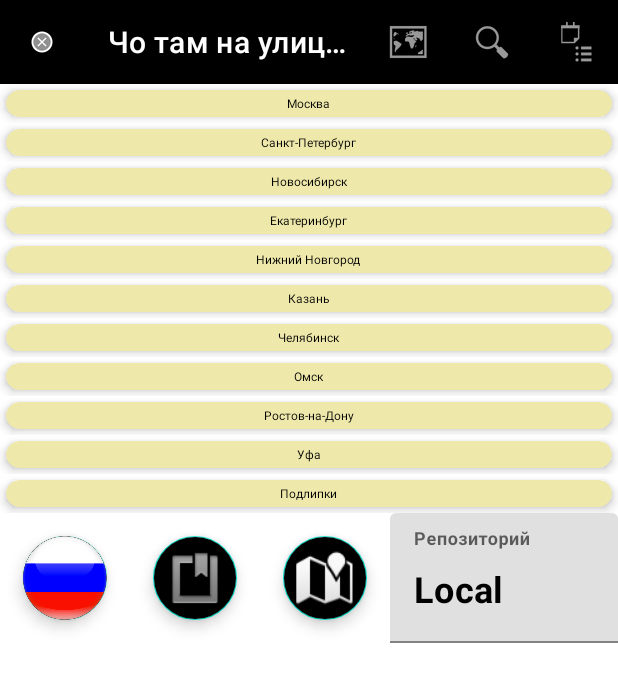
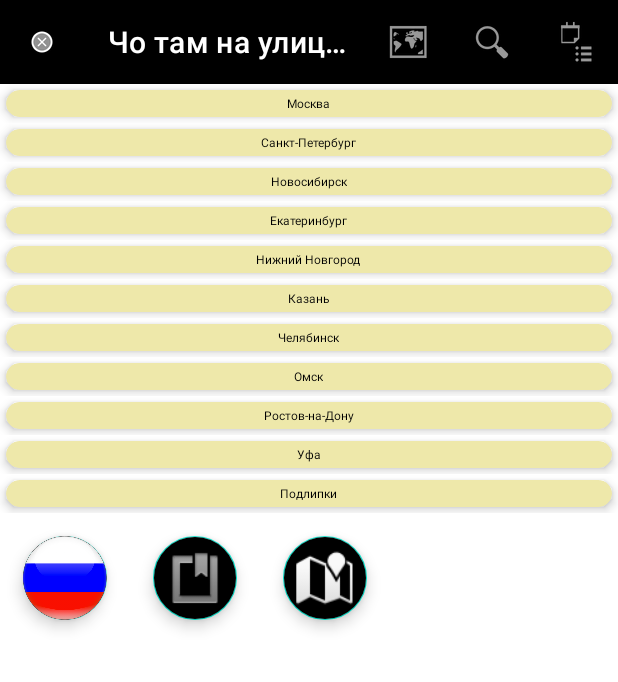
Before and after one commit to rodionusmanov/geekBrainsLearning_Android_Kotlin_01, an Android app: the screen it shows after launch (MainActivity), on a phone screen of 412 x 824 dp. Shown: the top 682 px of the screen. Run offline under Robolectric (Android 15) with nearby library versions, the phone set to English and light mode, and no system bars; our stand-ins replace Room's generated code.

Commit message:
11 ДЗ. Вспомогательная ветка для переноса корня репозитория.

```diff
--- a/ChoTamNaUlitce/app/src/main/java/com/example/chotamnaulitce/model/DataTransferObject/Fact.kt
+++ b/ChoTamNaUlitce/app/src/main/java/com/example/chotamnaulitce/model/DataTransferObject/Fact.kt
@@ -1,4 +1,5 @@
 package com.example.chotamnaulitce.model.DataTransferObject
+
 
 import android.os.Parcelable
 import com.google.gson.annotations.SerializedName
--- a/ChoTamNaUlitce/app/src/main/java/com/example/chotamnaulitce/model/DataTransferObject/Info.kt
+++ b/ChoTamNaUlitce/app/src/main/java/com/example/chotamnaulitce/model/DataTransferObject/Info.kt
@@ -1,4 +1,5 @@
 package com.example.chotamnaulitce.model.DataTransferObject
+
 
 import android.os.Parcelable
 import com.google.gson.annotations.SerializedName
--- a/ChoTamNaUlitce/app/src/main/java/com/example/chotamnaulitce/model/IRepository.kt
+++ b/ChoTamNaUlitce/app/src/main/java/com/example/chotamnaulitce/model/IRepository.kt
@@ -1,6 +1,7 @@
 package com.example.chotamnaulitce.model
 
 import com.example.chotamnaulitce.domain.Weather
+import com.example.chotamnaulitce.model.DataTransferObject.WeatherDataTransferObject
 import java.io.IOException
 
 interface IRepositoryLocationToWeather {
@@ -18,7 +19,7 @@ interface IUniversalCallback {
 
 interface IRepositorySingle {
     fun getWeatherList(location: Location): List<Weather>
-    fun getWeather(latitude: Double, longitude: Double): Weather
+    fun getWeather(latitude: Double, longtitude: Double): Weather
 }
 
 interface IRepositoryCitiesList {
--- a/ChoTamNaUlitce/app/src/main/java/com/example/chotamnaulitce/model/RepositoryLocationToWeatherLocalImpl.kt
+++ b/ChoTamNaUlitce/app/src/main/java/com/example/chotamnaulitce/model/RepositoryLocationToWeatherLocalImpl.kt
@@ -15,4 +15,5 @@ class RepositoryLocationToWeatherLocalImpl : IRepositoryLocationToWeather {
             list.filter { it.city.latitude == weather.city.latitude && it.city.longitude == weather.city.longitude }
         callback.onResponse(response.first())
     }
+
 }
--- a/ChoTamNaUlitce/app/src/main/java/com/example/chotamnaulitce/model/RepositoryLocationToWeatherRoomImpl.kt
+++ b/ChoTamNaUlitce/app/src/main/java/com/example/chotamnaulitce/model/RepositoryLocationToWeatherRoomImpl.kt
@@ -16,7 +16,7 @@ class RepositoryLocationToWeatherRoomImpl : IRepositoryLocationToWeather, IRepos
             callback.onResponse(
                 ChoTamNaUlitceApp.getWeatherDatabase().weatherDAO()
                     .getWeatherByLocation(weather.city.latitude, weather.city.longitude).let {
-                        if (it.isNotEmpty()) {
+                        if (it.size > 0) {
                             convertWeatherEntityToWeather(it).last()
                         } else {
                             getFailureWeather()
--- a/ChoTamNaUlitce/app/src/main/java/com/example/chotamnaulitce/model/retrofit/RepositoryLocationToWeatherRetrofitImpl.kt
+++ b/ChoTamNaUlitce/app/src/main/java/com/example/chotamnaulitce/model/retrofit/RepositoryLocationToWeatherRetrofitImpl.kt
@@ -16,7 +16,7 @@ import java.io.IOException
 
 class RepositoryLocationToWeatherRetrofitImpl : IRepositoryLocationToWeather {
 
-    private val retrofitImpl = Retrofit.Builder()
+    val retrofitImpl = Retrofit.Builder()
 
     override fun getWeather(weather: Weather, callback: IUniversalCallback) {
         retrofitImpl.baseUrl("https://api.weather.yandex.ru")
--- a/ChoTamNaUlitce/app/src/main/java/com/example/chotamnaulitce/model/room/WeatherDatabase.kt
+++ b/ChoTamNaUlitce/app/src/main/java/com/example/chotamnaulitce/model/room/WeatherDatabase.kt
@@ -3,7 +3,7 @@ package com.example.chotamnaulitce.model.room
 import androidx.room.Database
 import androidx.room.RoomDatabase
 
-@Database(entities = [WeatherEntity::class], version = 1)
+@Database(entities = arrayOf(WeatherEntity::class), version = 1)
 abstract class WeatherDatabase: RoomDatabase() {
     abstract fun weatherDAO():IWeatherDAO
 }
--- a/ChoTamNaUlitce/app/src/main/java/com/example/chotamnaulitce/view/citieslist/CitiesListFragment.kt
+++ b/ChoTamNaUlitce/app/src/main/java/com/example/chotamnaulitce/view/citieslist/CitiesListFragment.kt
@@ -6,6 +6,7 @@ import android.content.Context
 import android.content.pm.PackageManager
 import android.location.*
 import android.os.Bundle
+import android.os.Looper
 import android.view.LayoutInflater
 import android.view.View
 import android.view.ViewGroup
@@ -30,6 +31,7 @@ import com.example.chotamnaulitce.viewmodel.citieslist.CitiesListFragmentAppStat
 import com.example.chotamnaulitce.viewmodel.citieslist.CitiesListViewModel
 import com.google.android.material.snackbar.Snackbar
 import java.util.*
+
 
 class CitiesListFragment : Fragment(), IOnItemClick {
     companion object {
@@ -65,11 +67,11 @@ class CitiesListFragment : Fragment(), IOnItemClick {
         super.onViewCreated(view, savedInstanceState)
 
         chosenRepository = weatherSharedPreferences.getInt(REPOSITORY_CHOSEN, 4)
-        binding.repositoryStateTextInput.setText(repositoryState(chosenRepository))
         viewModel = ViewModelProvider(this).get(CitiesListViewModel::class.java)
         viewModel.let {
             it.getLiveData().observe(viewLifecycleOwner) { t -> renderData(t) }
         }
+
         binding.chooseLocationFloatingActionButton.setOnClickListener {
             locationSwitchForFAB = (locationSwitchForFAB + 1) % 2
             weatherSharedPreferences.edit().apply {
@@ -91,24 +93,6 @@ class CitiesListFragment : Fragment(), IOnItemClick {
 
         binding.mapLocationFloatingActionButton.setOnClickListener {
             checkPermission(Manifest.permission.ACCESS_FINE_LOCATION)
-        }
-    }
-
-    private fun repositoryState(chosenRepository: Int): CharSequence {
-        return when (chosenRepository) {
-            1 -> {
-                resources.getString(R.string.OkHTTP)
-            }
-            2 -> {
-                resources.getString(R.string.Retrofit)
-            }
-            3 -> {
-                resources.getString(R.string.Room)
-            }
-            4 -> {
-                resources.getString(R.string.Local)
-            }
-            else -> ""
         }
     }
 
@@ -239,19 +223,19 @@ class CitiesListFragment : Fragment(), IOnItemClick {
         }
 
         override fun onProviderDisabled(provider: String) {
-            Snackbar.make(
-                requireView(),
+            Toast.makeText(
+                requireContext(),
                 "GPS отключен",
-                Snackbar.LENGTH_SHORT
+                Toast.LENGTH_SHORT
             ).show()
             super.onProviderDisabled(provider)
         }
 
         override fun onProviderEnabled(provider: String) {
-            Snackbar.make(
-                requireView(),
+            Toast.makeText(
+                requireContext(),
                 "GPS включен",
-                Snackbar.LENGTH_SHORT
+                Toast.LENGTH_SHORT
             ).show()
             super.onProviderEnabled(provider)
         }
@@ -293,7 +277,6 @@ class CitiesListFragment : Fragment(), IOnItemClick {
         if (locationSwitchForFAB == 1) {
             viewModel.getWeatherListForRus()
             binding.chooseLocationFloatingActionButton.setImageResource(R.drawable.rus)
-
         } else {
             viewModel.getWeatherListForWorld()
             binding.chooseLocationFloatingActionButton.setImageResource(R.drawable.earth)
--- a/ChoTamNaUlitce/app/src/main/res/layout/weather_fragment_frame.xml
+++ b/ChoTamNaUlitce/app/src/main/res/layout/weather_fragment_frame.xml
@@ -14,7 +14,7 @@
             android:id="@+id/cities_fragment_recycler_view"
             android:layout_width="match_parent"
             android:layout_height="wrap_content"
-            app:layoutManager="androidx.recyclerview.widget.LinearLayoutManager" />
+            app:layoutManager="androidx.recyclerview.widget.LinearLayoutManager"/>
 
         <LinearLayout
             android:layout_width="match_parent"
@@ -56,26 +56,6 @@
                 app:maxImageSize="40dp"
                 app:tint="@null" />
 
-            <com.google.android.material.textfield.TextInputLayout
-                android:layout_width="match_parent"
-                android:layout_height="match_parent"
-                android:gravity="center_vertical"
-                android:textColor="@color/black"
-                android:textSize="24sp"
-                android:textStyle="bold">
-
-                <com.google.android.material.textfield.TextInputEditText
-                    android:id="@+id/repository_state_text_input"
-                    android:layout_width="match_parent"
-                    android:layout_height="match_parent"
-                    android:hint="@string/repository"
-                    android:enabled="false"
-                    android:textColor="@color/black"
-                    android:textSize="24sp"
-                    android:textStyle="bold"/>
-
-            </com.google.android.material.textfield.TextInputLayout>
-
         </LinearLayout>
 
     </LinearLayout>
--- a/ChoTamNaUlitce/app/src/main/res/values/strings.xml
+++ b/ChoTamNaUlitce/app/src/main/res/values/strings.xml
@@ -23,9 +23,4 @@
     <string name="maps">Google-карта</string>
     <string name="address">address</string>
     <string name="search">Поиск</string>
-    <string name="OkHTTP">OkHTTP</string>
-    <string name="Retrofit">Retrofit</string>
-    <string name="Room">Room</string>
-    <string name="Local">Local</string>
-    <string name="repository">Репозиторий</string>
 </resources>
```
Also changed, not shown: ChoTamNaUlitce/app/build.gradle (+0 -10 lines), ChoTamNaUlitce/app/src/main/AndroidManifest.xml (+3 -16 lines), ChoTamNaUlitce/app/src/main/java/com/example/chotamnaulitce/MainActivity.kt (+0 -45 lines), ChoTamNaUlitce/app/src/main/java/com/example/chotamnaulitce/MyFirebaseMessagingService.kt (deleted, +0 -59 lines), ChoTamNaUlitce/app/src/main/java/com/example/chotamnaulitce/utils/Constants.kt (+3 -4 lines), ChoTamNaUlitce/app/src/main/java/com/example/chotamnaulitce/view/chooseRepository/ChooseRepositoryFragment.kt (+7 -6 lines), 1061 other files.
